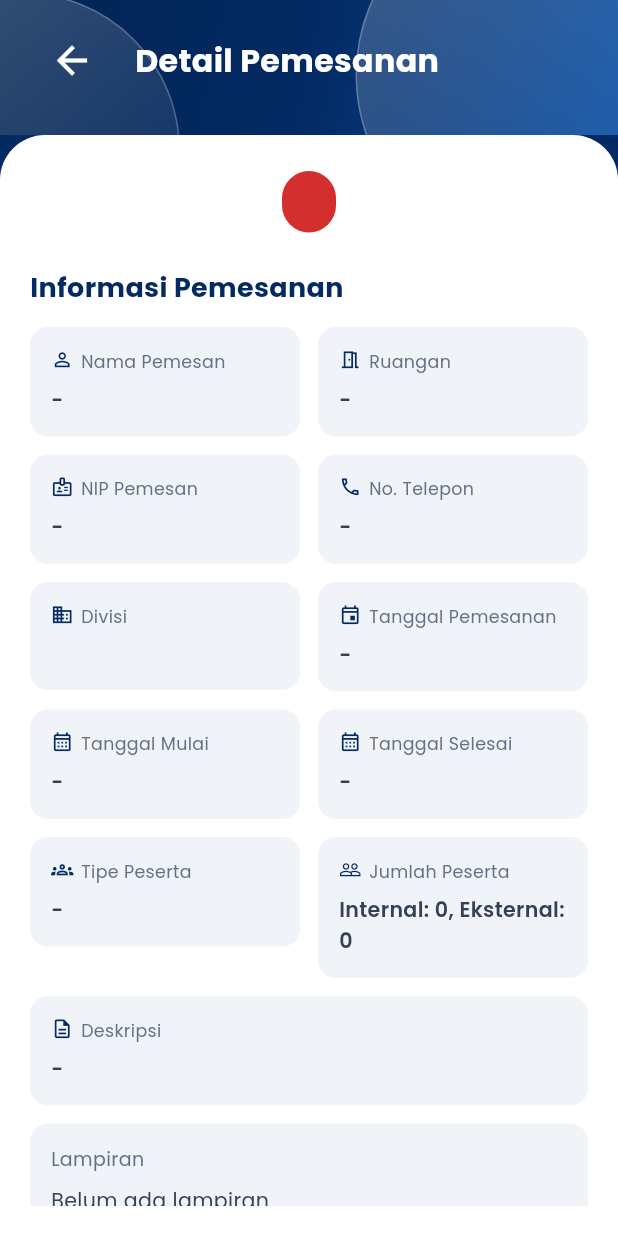
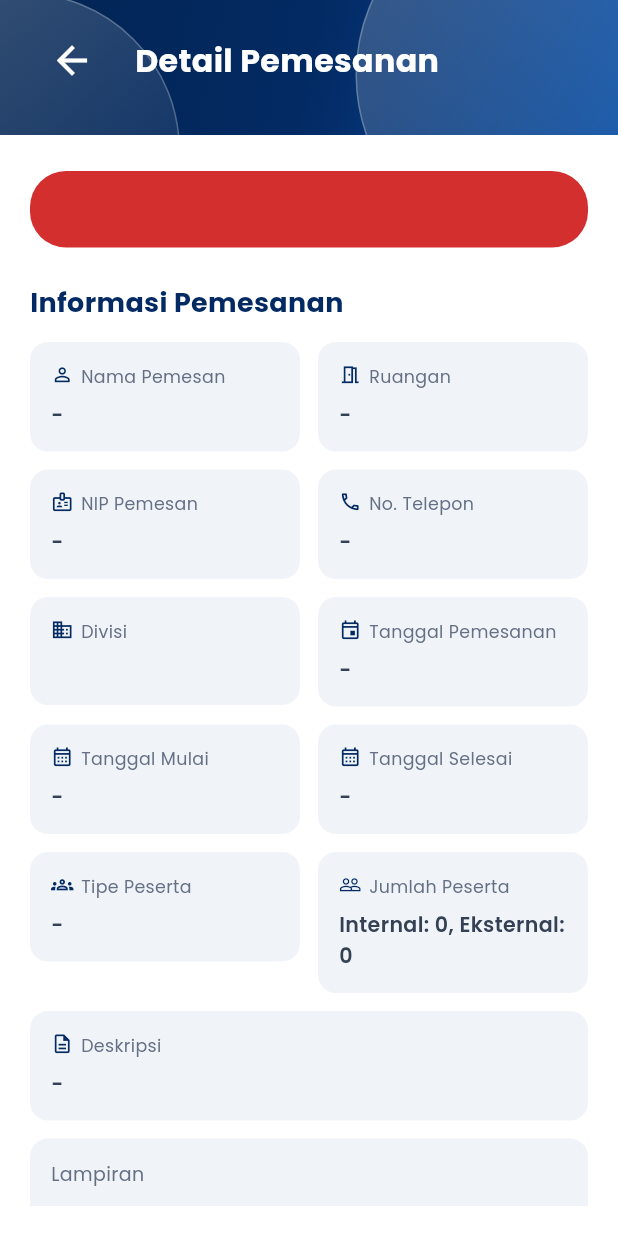
Before and after one commit to Adityadan/kominfo-simaru-mobile, a Flutter app: the DetailPemesananPage screen opened directly with empty values, on a phone screen of 412 x 824 dp. Run offline on Flutter 3.47's test engine with Material 3 defaults, Android fonts, the phone set to English and light mode, and no system bars; our stand-ins replace file_picker, flutter_datetime_picker_plus, flutter_screenutil, google_fonts, image_picker, lottie; accounts and stored records are empty; project files that could hold a hidden picture were left out.

Commit message:
Add files via upload

```diff
--- a/lib/pages/riwayat pemesanan/detail_pemesanan_page.dart
+++ b/lib/pages/riwayat pemesanan/detail_pemesanan_page.dart
@@ -104,12 +104,15 @@ class DetailPemesananPage extends StatelessWidget {
               24, MediaQuery.paddingOf(context).top + 16, 24, 16),
         ),
         Expanded(
-            child: SimaruBottomCurve(
+            child: Container(
+          width: double.infinity,
           padding: const EdgeInsets.fromLTRB(20, 24, 20, 20),
+          color: Colors.white,
           child: ListView(padding: EdgeInsets.zero, children: [
             Center(
                 child: Container(
-              padding: const EdgeInsets.symmetric(horizontal: 18, vertical: 10),
+              width: double.infinity,
+              padding: const EdgeInsets.symmetric(horizontal: 16, vertical: 14),
               decoration: BoxDecoration(
                   color: booking.status == 'PENDING'
                       ? const Color(0xffE5820B)
@@ -121,9 +124,12 @@ class DetailPemesananPage extends StatelessWidget {
                   booking.status == 'PENDING'
                       ? 'Menunggu Persetujuan'
                       : booking.statusLabel,
+                    maxLines: 2,
                   textAlign: TextAlign.center,
                   style: const TextStyle(
-                      color: Colors.white, fontWeight: FontWeight.w700)),
+                      color: Colors.white,
+                      fontSize: 16,
+                      fontWeight: FontWeight.w700)),
             )),
             const SizedBox(height: 26),
             Text('Informasi Pemesanan', style: simaruTitle(size: 17)),
```
Also changed, not shown: lib/pages/riwayat pemesanan/riwayat_page.dart (line endings or trailing spaces), lib/pages/riwayat pemesanan/update_page.dart (line endings or trailing spaces).
